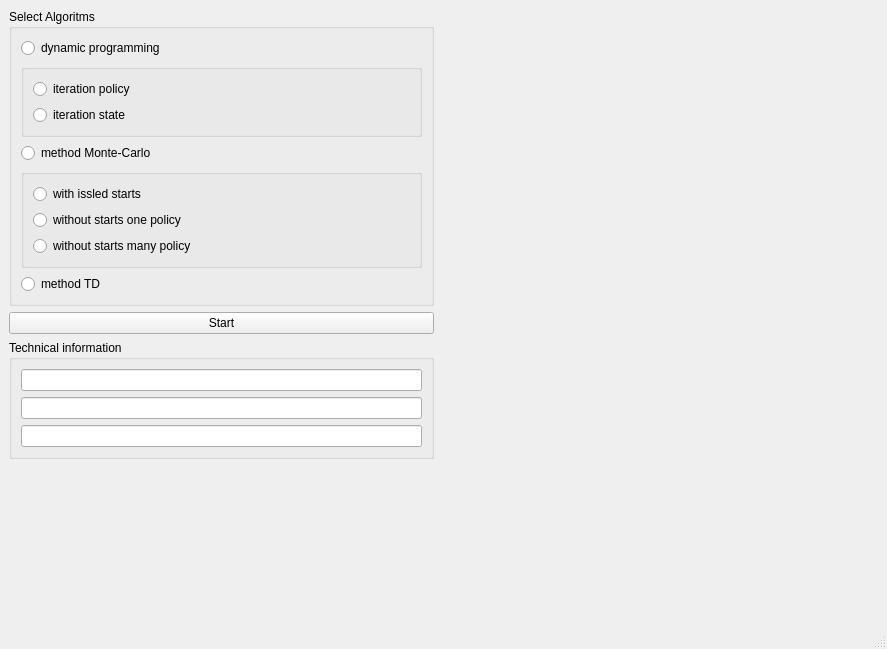
Old version of the form mainwindow.ui in the repository iukash/ZoniPvoCpp.
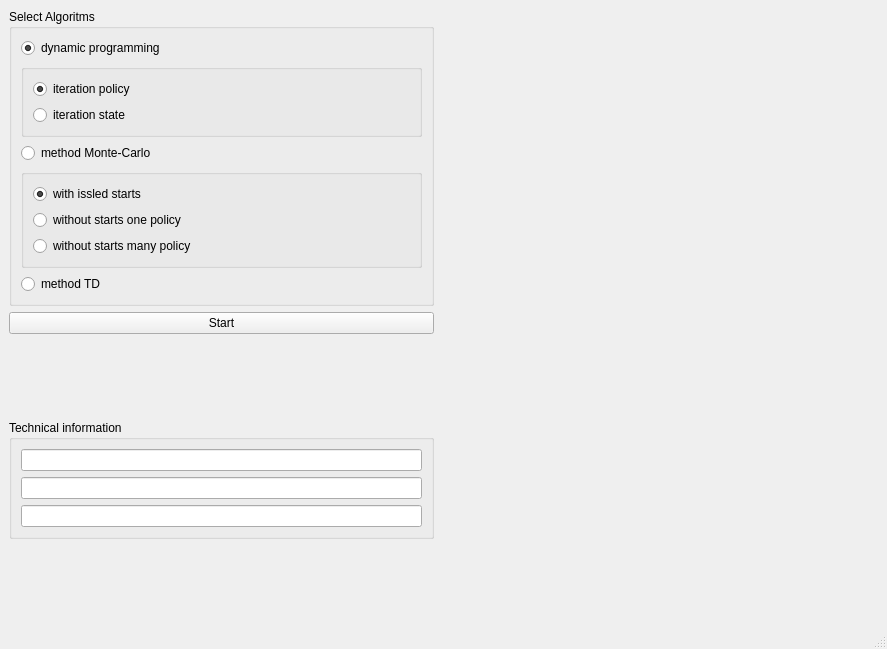
New version of the form.

Diff of the .ui file:
```diff
--- a/mainwindow.ui
+++ b/mainwindow.ui
@@ -30,6 +30,12 @@
              <property name="text">
               <string>dynamic programming</string>
              </property>
+             <property name="checked">
+              <bool>true</bool>
+             </property>
+             <property name="autoExclusive">
+              <bool>true</bool>
+             </property>
             </widget>
            </item>
            <item>
@@ -43,6 +49,9 @@
                 <property name="text">
                  <string>iteration policy</string>
                 </property>
+                <property name="checked">
+                 <bool>true</bool>
+                </property>
                </widget>
               </item>
               <item>
@@ -73,6 +82,9 @@
                 <property name="text">
                  <string>with issled starts</string>
                 </property>
+                <property name="checked">
+                 <bool>true</bool>
+                </property>
                </widget>
               </item>
               <item>
@@ -111,6 +123,19 @@
         </property>
        </widget>
       </item>
+      <item>
+       <spacer name="verticalSpacer_3">
+        <property name="orientation">
+         <enum>Qt::Vertical</enum>
+        </property>
+        <property name="sizeHint" stdset="0">
+         <size>
+          <width>20</width>
+          <height>40</height>
+         </size>
+        </property>
+       </spacer>
+      </item>
       <item>
        <widget class="QGroupBox" name="groupBoxTechInfo">
         <property name="title">
```
Left out of the diff: 51 changed lines with no effect on the pictures.
